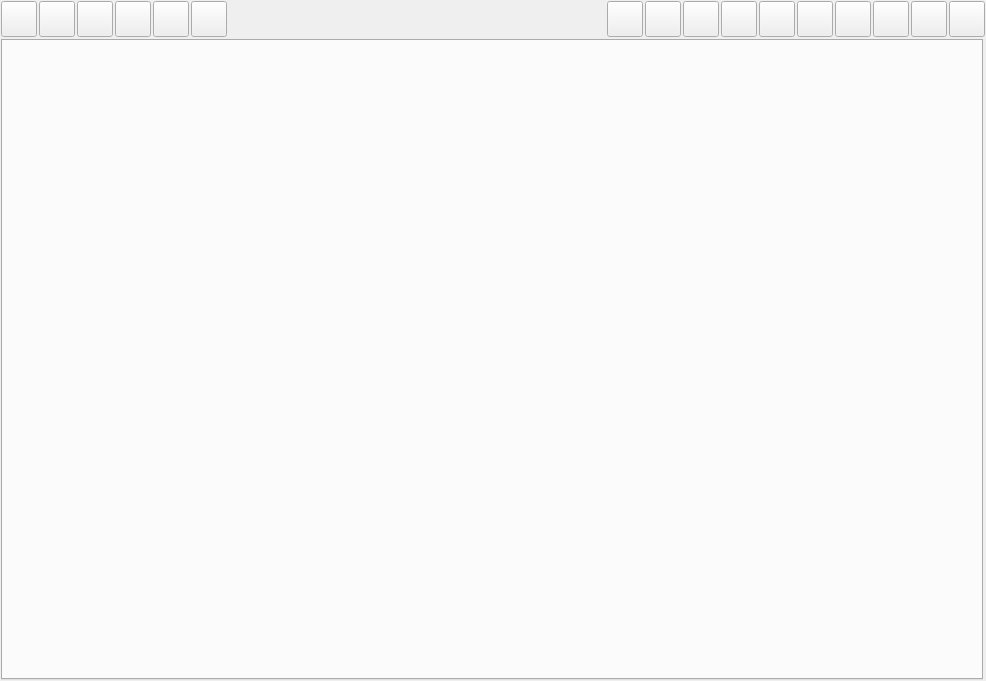
Before: the Qt Designer form Shop/working.ui in End1-1/Cafe5, drawn with Qt 5.
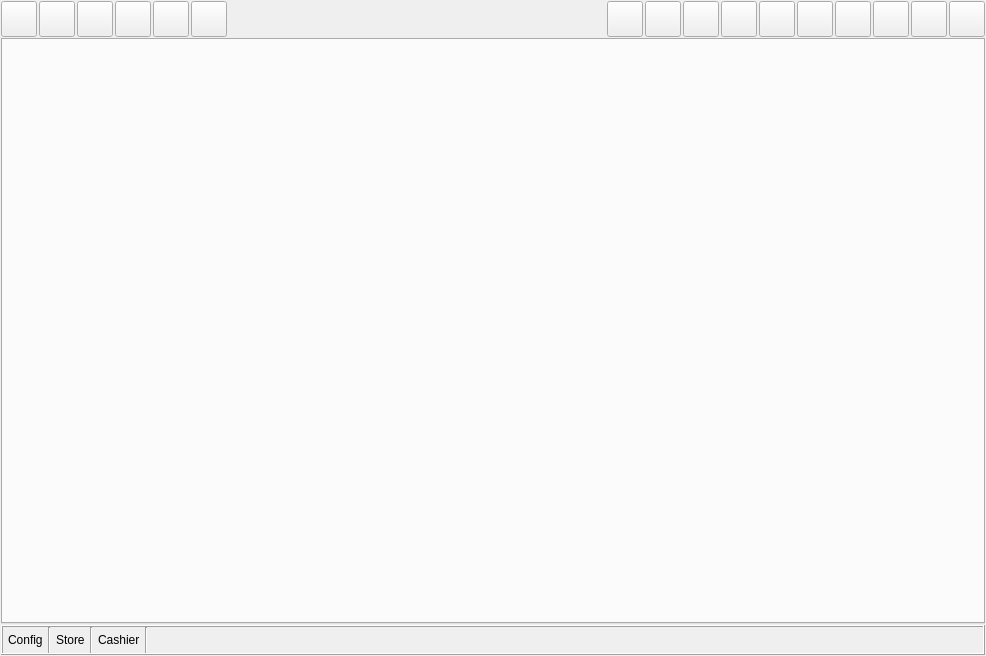
After: the same form once the commit is applied. Icons and pictures are not drawn.

Patch:
```diff
--- a/Shop/working.ui
+++ b/Shop/working.ui
@@ -7,13 +7,16 @@
     <x>0</x>
     <y>0</y>
     <width>986</width>
-    <height>681</height>
+    <height>656</height>
    </rect>
   </property>
   <property name="windowTitle">
    <string>Working</string>
   </property>
-  <layout class="QGridLayout" name="gridLayout">
+  <layout class="QVBoxLayout" name="verticalLayout">
+   <property name="spacing">
+    <number>1</number>
+   </property>
    <property name="leftMargin">
     <number>1</number>
    </property>
@@ -26,10 +29,7 @@
    <property name="bottomMargin">
     <number>1</number>
    </property>
-   <property name="spacing">
-    <number>2</number>
-   </property>
-   <item row="0" column="0" colspan="2">
+   <item>
     <widget class="QWidget" name="widget" native="true">
      <layout class="QGridLayout" name="gridLayout_2">
       <property name="leftMargin">
@@ -647,7 +647,7 @@
      </layout>
     </widget>
    </item>
-   <item row="1" column="0">
+   <item>
     <widget class="QTabWidget" name="tab">
      <property name="focusPolicy">
       <enum>Qt::NoFocus</enum>
@@ -657,6 +657,125 @@
      </property>
     </widget>
    </item>
+   <item>
+    <widget class="QFrame" name="frame">
+     <property name="minimumSize">
+      <size>
+       <width>0</width>
+       <height>30</height>
+      </size>
+     </property>
+     <property name="maximumSize">
+      <size>
+       <width>16777215</width>
+       <height>30</height>
+      </size>
+     </property>
+     <property name="frameShape">
+      <enum>QFrame::Box</enum>
+     </property>
+     <property name="frameShadow">
+      <enum>QFrame::Raised</enum>
+     </property>
+     <layout class="QHBoxLayout" name="horizontalLayout_2">
+      <property name="spacing">
+       <number>5</number>
+      </property>
+      <property name="leftMargin">
+       <number>5</number>
+      </property>
+      <property name="topMargin">
+       <number>0</number>
+      </property>
+      <property name="rightMargin">
+       <number>5</number>
+      </property>
+      <property name="bottomMargin">
+       <number>0</number>
+      </property>
+      <item>
+       <widget class="QLabel" name="lbConfig">
+        <property name="text">
+         <string>Config</string>
+        </property>
+       </widget>
+      </item>
+      <item>
+       <widget class="Line" name="line">
+        <property name="orientation">
+         <enum>Qt::Vertical</enum>
+        </property>
+       </widget>
+      </item>
+      <item>
+       <widget class="QLabel" name="lbStore">
+        <property name="text">
+         <string>Store</string>
+        </property>
+       </widget>
+      </item>
+      <item>
+       <widget class="Line" name="line_3">
+        <property name="orientation">
+         <enum>Qt::Vertical</enum>
+        </property>
+       </widget>
+      </item>
+      <item>
+       <widget class="QLabel" name="lbCashier">
+        <property name="text">
+         <string>Cashier</string>
+        </property>
+       </widget>
+      </item>
+      <item>
+       <widget class="Line" name="line_2">
+        <property name="orientation">
+         <enum>Qt::Vertical</enum>
+        </property>
+       </widget>
+      </item>
+      <item>
+       <spacer name="horizontalSpacer_2">
+        <property name="orientation">
+         <enum>Qt::Horizontal</enum>
+        </property>
+        <property name="sizeHint" stdset="0">
+         <size>
+          <width>789</width>
+          <height>20</height>
+         </size>
+        </property>
+       </spacer>
+      </item>
+      <item>
+       <widget class="QLabel" name="lbStatus">
+        <property name="minimumSize">
+         <size>
+          <width>20</width>
+          <height>20</height>
+         </size>
+        </property>
+        <property name="maximumSize">
+         <size>
+          <width>20</width>
+          <height>20</height>
+         </size>
+        </property>
+        <property name="text">
+         <string/>
+        </property>
+        <property name="pixmap">
+         <pixmap resource="../resources/res.qrc">:/checked.png</pixmap>
+        </property>
+        <property name="scaledContents">
+         <bool>true</bool>
+        </property>
+       </widget>
+      </item>
+     </layout>
+    </widget>
+   </item>
   </layout>
   <action name="actionnewPreorder">
    <property name="text">
```
Left out of the diff: 1 changed line with no effect on the pictures.
